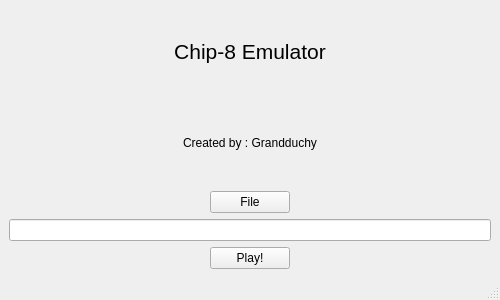
The window that mainwindow.ui (Grandduchy/CHIP-8-Emulator) describes before a commit, drawn with Qt 5.
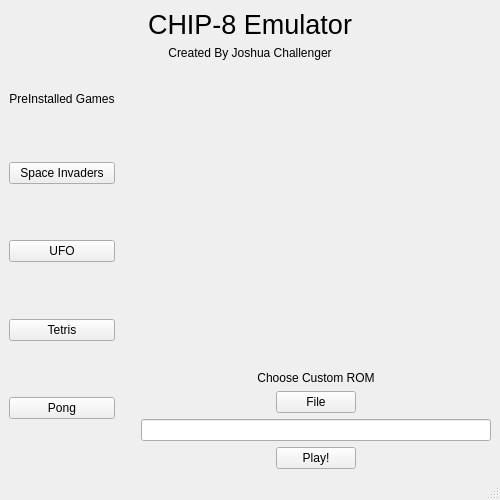
The same window after the commit.

Commit message: Modified MainWindow, and connected the game window to MainWindow

The edit to the form file:
```diff
--- a/mainwindow.ui
+++ b/mainwindow.ui
@@ -7,49 +7,193 @@
     <x>0</x>
     <y>0</y>
     <width>500</width>
-    <height>300</height>
+    <height>500</height>
    </rect>
   </property>
   <property name="maximumSize">
    <size>
     <width>500</width>
-    <height>300</height>
+    <height>500</height>
    </size>
   </property>
   <property name="windowTitle">
    <string>Chip-8</string>
   </property>
   <widget class="QWidget" name="centralwidget">
-   <layout class="QVBoxLayout" name="verticalLayout_3">
+   <layout class="QGridLayout" name="gridLayout_2">
+    <item row="0" column="0">
+     <layout class="QGridLayout" name="gridLayout">
+      <item row="0" column="0">
+       <layout class="QVBoxLayout" name="verticalLayout_4">
     <item>
-     <layout class="QVBoxLayout" name="verticalLayout">
-      <item>
-       <widget class="QLabel" name="label">
+         <widget class="QLabel" name="label_3">
         <property name="font">
          <font>
-          <pointsize>16</pointsize>
+            <pointsize>20</pointsize>
          </font>
         </property>
         <property name="text">
-         <string>Chip-8 Emulator</string>
+           <string>CHIP-8 Emulator</string>
         </property>
         <property name="alignment">
          <set>Qt::AlignCenter</set>
         </property>
        </widget>
       </item>
+        <item>
+         <widget class="QLabel" name="label_4">
+          <property name="text">
+           <string>Created By Joshua Challenger</string>
+          </property>
+          <property name="alignment">
+           <set>Qt::AlignCenter</set>
+          </property>
+         </widget>
+        </item>
+       </layout>
+      </item>
+      <item row="1" column="0">
+       <layout class="QHBoxLayout" name="horizontalLayout_5">
+        <item>
+         <layout class="QVBoxLayout" name="verticalLayout_2">
+          <item>
+           <widget class="QLabel" name="label">
+            <property name="minimumSize">
+             <size>
+              <width>0</width>
+              <height>40</height>
+             </size>
+            </property>
+            <property name="text">
+             <string>PreInstalled Games</string>
+            </property>
+            <property name="alignment">
+             <set>Qt::AlignBottom|Qt::AlignHCenter</set>
+            </property>
+           </widget>
+          </item>
+          <item>
+           <spacer name="verticalSpacer_5">
+            <property name="orientation">
+             <enum>Qt::Vertical</enum>
+            </property>
+            <property name="sizeHint" stdset="0">
+             <size>
+              <width>20</width>
+              <height>40</height>
+             </size>
+            </property>
+           </spacer>
+          </item>
+          <item>
+           <widget class="QPushButton" name="InvadersButton">
+            <property name="text">
+             <string>Space Invaders</string>
+            </property>
+           </widget>
+          </item>
+          <item>
+           <spacer name="verticalSpacer_3">
+            <property name="orientation">
+             <enum>Qt::Vertical</enum>
+            </property>
+            <property name="sizeHint" stdset="0">
+             <size>
+              <width>20</width>
+              <height>40</height>
+             </size>
+            </property>
+           </spacer>
+          </item>
+          <item>
+           <widget class="QPushButton" name="UFOButton">
+            <property name="text">
+             <string>UFO</string>
+            </property>
+           </widget>
+          </item>
+          <item>
+           <spacer name="verticalSpacer_2">
+            <property name="orientation">
+             <enum>Qt::Vertical</enum>
+            </property>
+            <property name="sizeHint" stdset="0">
+             <size>
+              <width>20</width>
+              <height>40</height>
+             </size>
+            </property>
+           </spacer>
+          </item>
+          <item>
+           <widget class="QPushButton" name="TetrisButton">
+            <property name="text">
+             <string>Tetris</string>
+            </property>
+           </widget>
+          </item>
+          <item>
+           <spacer name="verticalSpacer">
+            <property name="orientation">
+             <enum>Qt::Vertical</enum>
+            </property>
+            <property name="sizeHint" stdset="0">
+             <size>
+              <width>20</width>
+              <height>40</height>
+             </size>
+            </property>
+           </spacer>
+          </item>
+          <item>
+           <widget class="QPushButton" name="PongButton">
+            <property name="text">
+             <string>Pong</string>
+            </property>
+           </widget>
+          </item>
+          <item>
+           <spacer name="verticalSpacer_4">
+            <property name="orientation">
+             <enum>Qt::Vertical</enum>
+            </property>
+            <property name="sizeHint" stdset="0">
+             <size>
+              <width>20</width>
+              <height>40</height>
+             </size>
+            </property>
+           </spacer>
+          </item>
+         </layout>
+        </item>
+        <item>
+         <spacer name="verticalSpacer_6">
+          <property name="orientation">
+           <enum>Qt::Vertical</enum>
+          </property>
+          <property name="sizeHint" stdset="0">
+           <size>
+            <width>20</width>
+            <height>40</height>
+           </size>
+          </property>
+         </spacer>
+        </item>
+        <item>
+         <layout class="QVBoxLayout" name="verticalLayout_3">
       <item>
        <widget class="QLabel" name="label_2">
         <property name="text">
-         <string>Created by : Grandduchy</string>
+             <string>Choose Custom ROM</string>
         </property>
         <property name="alignment">
-         <set>Qt::AlignCenter</set>
+             <set>Qt::AlignBottom|Qt::AlignHCenter</set>
         </property>
        </widget>
       </item>
       <item>
-       <layout class="QHBoxLayout" name="horizontalLayout">
+           <layout class="QHBoxLayout" name="horizontalLayout_3">
         <item>
          <spacer name="horizontalSpacer">
           <property name="orientation">
@@ -101,7 +245,7 @@
        <widget class="QLineEdit" name="lineEdit"/>
       </item>
       <item>
-       <layout class="QHBoxLayout" name="horizontalLayout_2">
+           <layout class="QHBoxLayout" name="horizontalLayout_4">
         <item>
          <spacer name="horizontalSpacer_3">
           <property name="orientation">
@@ -152,6 +296,10 @@
      </layout>
     </item>
    </layout>
+      </item>
+     </layout>
+    </item>
+   </layout>
   </widget>
   <widget class="QMenuBar" name="menubar">
    <property name="geometry">
```
Left out of the diff: 14 changed lines with no effect on the pictures. Lines whose indentation alone changed are shown as unchanged. The commit also changes 3 other files.
